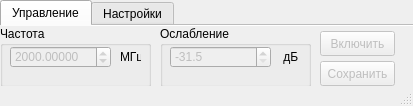
Old version of the form usb_gen_v2_qt/usb_gen_v2_qt.ui in the repository denruss/usb_gen_v2_qt.
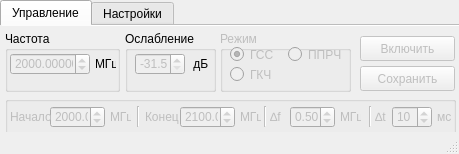
New version of the form. Icons and pictures are not drawn.

```diff
--- a/usb_gen_v2_qt/usb_gen_v2_qt.ui
+++ b/usb_gen_v2_qt/usb_gen_v2_qt.ui
@@ -6,20 +6,20 @@
    <rect>
     <x>0</x>
     <y>0</y>
-    <width>413</width>
-    <height>106</height>
+    <width>459</width>
+    <height>154</height>
    </rect>
   </property>
   <property name="minimumSize">
    <size>
-    <width>413</width>
-    <height>106</height>
+    <width>459</width>
+    <height>154</height>
    </size>
   </property>
   <property name="maximumSize">
    <size>
-    <width>413</width>
-    <height>106</height>
+    <width>459</width>
+    <height>154</height>
    </size>
   </property>
   <property name="windowTitle">
@@ -38,8 +38,8 @@
    </property>
    <property name="maximumSize">
     <size>
-     <width>413</width>
-     <height>86</height>
+     <width>500</width>
+     <height>200</height>
     </size>
    </property>
    <widget class="QTabWidget" name="tabWidget">
@@ -47,8 +47,8 @@
      <rect>
       <x>0</x>
       <y>0</y>
-      <width>414</width>
-      <height>91</height>
+      <width>461</width>
+      <height>141</height>
      </rect>
     </property>
     <property name="currentIndex">
@@ -70,9 +70,9 @@
       </property>
       <property name="geometry">
        <rect>
-        <x>320</x>
-        <y>35</y>
-        <width>75</width>
+        <x>360</x>
+        <y>40</y>
+        <width>95</width>
         <height>25</height>
        </rect>
       </property>
@@ -92,9 +92,9 @@
       </property>
       <property name="geometry">
        <rect>
-        <x>320</x>
-        <y>5</y>
-        <width>75</width>
+        <x>360</x>
+        <y>10</y>
+        <width>95</width>
         <height>25</height>
        </rect>
       </property>
@@ -111,9 +111,9 @@
      <widget class="QGroupBox" name="groupBox">
       <property name="geometry">
        <rect>
-        <x>0</x>
-        <y>0</y>
-        <width>151</width>
+        <x>5</x>
+        <y>5</y>
+        <width>115</width>
         <height>61</height>
        </rect>
       </property>
@@ -126,9 +126,9 @@
        </property>
        <property name="geometry">
         <rect>
-         <x>10</x>
-         <y>20</y>
-         <width>101</width>
+         <x>5</x>
+         <y>22</y>
+         <width>80</width>
          <height>22</height>
         </rect>
        </property>
@@ -151,8 +151,8 @@
       <widget class="QLabel" name="label">
        <property name="geometry">
         <rect>
-         <x>120</x>
-         <y>20</y>
+         <x>90</x>
+         <y>22</y>
          <width>21</width>
          <height>21</height>
         </rect>
@@ -165,9 +165,9 @@
      <widget class="QGroupBox" name="groupBox_3">
       <property name="geometry">
        <rect>
-        <x>160</x>
-        <y>0</y>
-        <width>151</width>
+        <x>125</x>
+        <y>5</y>
+        <width>91</width>
         <height>61</height>
        </rect>
       </property>
@@ -181,8 +181,8 @@
        <property name="geometry">
         <rect>
          <x>10</x>
-         <y>20</y>
-         <width>101</width>
+         <y>22</y>
+         <width>50</width>
          <height>22</height>
         </rect>
        </property>
@@ -208,8 +208,8 @@
       <widget class="QLabel" name="label_3">
        <property name="geometry">
         <rect>
-         <x>120</x>
-         <y>20</y>
+         <x>65</x>
+         <y>22</y>
          <width>21</width>
          <height>21</height>
         </rect>
@@ -219,6 +219,329 @@
        </property>
       </widget>
      </widget>
+     <widget class="QGroupBox" name="groupBox_4">
+      <property name="enabled">
+       <bool>false</bool>
+      </property>
+      <property name="geometry">
+       <rect>
+        <x>220</x>
+        <y>5</y>
+        <width>131</width>
+        <height>61</height>
+       </rect>
+      </property>
+      <property name="title">
+       <string>Режим</string>
+      </property>
+      <widget class="QRadioButton" name="radioButton">
+       <property name="geometry">
+        <rect>
+         <x>10</x>
+         <y>15</y>
+         <width>51</width>
+         <height>17</height>
+        </rect>
+       </property>
+       <property name="text">
+        <string>ГСС</string>
+       </property>
+       <property name="checked">
+        <bool>true</bool>
+       </property>
+      </widget>
+      <widget class="QRadioButton" name="radioButton_2">
+       <property name="geometry">
+        <rect>
+         <x>10</x>
+         <y>35</y>
+         <width>51</width>
+         <height>17</height>
+        </rect>
+       </property>
+       <property name="text">
+        <string>ГКЧ</string>
+       </property>
+      </widget>
+      <widget class="QRadioButton" name="radioButton_3">
+       <property name="geometry">
+        <rect>
+         <x>68</x>
+         <y>15</y>
+         <width>61</width>
+         <height>17</height>
+        </rect>
+       </property>
+       <property name="text">
+        <string>ППРЧ</string>
+       </property>
+      </widget>
+     </widget>
+     <widget class="QGroupBox" name="groupBox_5">
+      <property name="enabled">
+       <bool>false</bool>
+      </property>
+      <property name="geometry">
+       <rect>
+        <x>5</x>
+        <y>70</y>
+        <width>451</width>
+        <height>41</height>
+       </rect>
+      </property>
+      <property name="title">
+       <string/>
+      </property>
+      <widget class="QDoubleSpinBox" name="doubleSpinBox_7">
+       <property name="enabled">
+        <bool>false</bool>
+       </property>
+       <property name="geometry">
+        <rect>
+         <x>45</x>
+         <y>10</y>
+         <width>55</width>
+         <height>22</height>
+        </rect>
+       </property>
+       <property name="accelerated">
+        <bool>true</bool>
+       </property>
+       <property name="decimals">
+        <number>1</number>
+       </property>
+       <property name="minimum">
+        <double>25.000000000000000</double>
+       </property>
+       <property name="maximum">
+        <double>6000.000000000000000</double>
+       </property>
+       <property name="value">
+        <double>2000.000000000000000</double>
+       </property>
+      </widget>
+      <widget class="QLabel" name="label_11">
+       <property name="geometry">
+        <rect>
+         <x>105</x>
+         <y>10</y>
+         <width>21</width>
+         <height>21</height>
+        </rect>
+       </property>
+       <property name="text">
+        <string>МГц</string>
+       </property>
+      </widget>
+      <widget class="QLabel" name="label_12">
+       <property name="geometry">
+        <rect>
+         <x>5</x>
+         <y>10</y>
+         <width>41</width>
+         <height>21</height>
+        </rect>
+       </property>
+       <property name="text">
+        <string>Начало</string>
+       </property>
+      </widget>
+      <widget class="QLabel" name="label_13">
+       <property name="geometry">
+        <rect>
+         <x>140</x>
+         <y>10</y>
+         <width>41</width>
+         <height>21</height>
+        </rect>
+       </property>
+       <property name="text">
+        <string>Конец</string>
+       </property>
+      </widget>
+      <widget class="QLabel" name="label_14">
+       <property name="geometry">
+        <rect>
+         <x>235</x>
+         <y>10</y>
+         <width>21</width>
+         <height>21</height>
+        </rect>
+       </property>
+       <property name="text">
+        <string>МГц</string>
+       </property>
+      </widget>
+      <widget class="QDoubleSpinBox" name="doubleSpinBox_8">
+       <property name="enabled">
+        <bool>false</bool>
+       </property>
+       <property name="geometry">
+        <rect>
+         <x>175</x>
+         <y>10</y>
+         <width>55</width>
+         <height>22</height>
+        </rect>
+       </property>
+       <property name="accelerated">
+        <bool>true</bool>
+       </property>
+       <property name="decimals">
+        <number>1</number>
+       </property>
+       <property name="minimum">
+        <double>25.000000000000000</double>
+       </property>
+       <property name="maximum">
+        <double>6000.000000000000000</double>
+       </property>
+       <property name="value">
+        <double>2100.000000000000000</double>
+       </property>
+      </widget>
+      <widget class="Line" name="line">
+       <property name="geometry">
+        <rect>
+         <x>123</x>
+         <y>10</y>
+         <width>20</width>
+         <height>21</height>
+        </rect>
+       </property>
+       <property name="orientation">
+        <enum>Qt::Vertical</enum>
+       </property>
+      </widget>
+      <widget class="Line" name="line_2">
+       <property name="geometry">
+        <rect>
+         <x>355</x>
+         <y>10</y>
+         <width>20</width>
+         <height>21</height>
+        </rect>
+       </property>
+       <property name="orientation">
+        <enum>Qt::Vertical</enum>
+       </property>
+      </widget>
+      <widget class="QLabel" name="label_15">
+       <property name="geometry">
+        <rect>
+         <x>370</x>
+         <y>10</y>
+         <width>21</width>
+         <height>21</height>
+        </rect>
+       </property>
+       <property name="text">
+        <string>∆t</string>
+       </property>
+      </widget>
+      <widget class="QSpinBox" name="spinBox_2">
+       <property name="enabled">
+        <bool>false</bool>
+       </property>
+       <property name="geometry">
+        <rect>
+         <x>387</x>
+         <y>10</y>
+         <width>40</width>
+         <height>22</height>
+        </rect>
+       </property>
+       <property name="maximum">
+        <number>255</number>
+       </property>
+       <property name="value">
+        <number>10</number>
+       </property>
+      </widget>
+      <widget class="QLabel" name="label_16">
+       <property name="geometry">
+        <rect>
+         <x>432</x>
+         <y>10</y>
+         <width>16</width>
+         <height>21</height>
+        </rect>
+       </property>
+       <property name="text">
+        <string>мс</string>
+       </property>
+      </widget>
+      <widget class="QLabel" name="label_17">
+       <property name="geometry">
+        <rect>
+         <x>335</x>
+         <y>10</y>
+         <width>21</width>
+         <height>21</height>
+        </rect>
+       </property>
+       <property name="text">
+        <string>МГц</string>
+       </property>
+      </widget>
+      <widget class="QDoubleSpinBox" name="doubleSpinBox_9">
+       <property name="enabled">
+        <bool>false</bool>
+       </property>
+       <property name="geometry">
+        <rect>
+         <x>285</x>
+         <y>10</y>
+         <width>45</width>
+         <height>22</height>
+        </rect>
+       </property>
+       <property name="accelerated">
+        <bool>true</bool>
+       </property>
+       <property name="decimals">
+        <number>2</number>
+       </property>
+       <property name="minimum">
+        <double>0.010000000000000</double>
+       </property>
+       <property name="maximum">
+        <double>9.990000000000000</double>
+       </property>
+       <property name="singleStep">
+        <double>0.100000000000000</double>
+       </property>
+       <property name="value">
+        <double>0.500000000000000</double>
+       </property>
+      </widget>
+      <widget class="QLabel" name="label_18">
+       <property name="geometry">
+        <rect>
+         <x>265</x>
+         <y>10</y>
+         <width>31</width>
+         <height>21</height>
+        </rect>
+       </property>
+       <property name="text">
+        <string>∆f</string>
+       </property>
+      </widget>
+      <widget class="Line" name="line_3">
+       <property name="geometry">
+        <rect>
+         <x>250</x>
+         <y>10</y>
+         <width>20</width>
+         <height>21</height>
+        </rect>
+       </property>
+       <property name="orientation">
+        <enum>Qt::Vertical</enum>
+       </property>
+      </widget>
+     </widget>
     </widget>
     <widget class="QWidget" name="tab_2">
      <attribute name="title">
```
Left out of the diff: 31 changed lines with no effect on the pictures.
